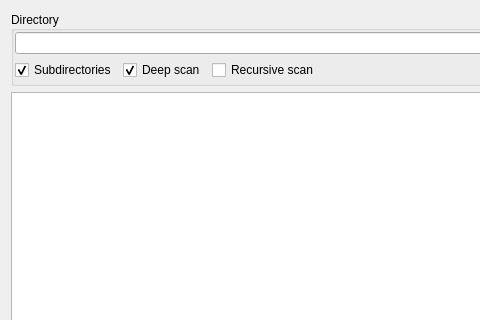
Before: the Qt Designer form dialogdiescandirectory.ui in horsicq/die_widget, drawn with Qt 5; both pictures show x 0 to 480 and y 0 to 320 of the 725 by 478 pixel window.
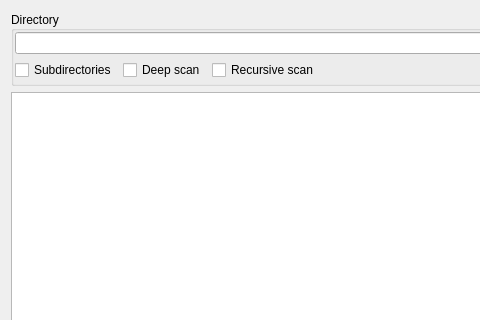
After: the same form once the commit is applied.

```diff
--- a/dialogdiescandirectory.ui
+++ b/dialogdiescandirectory.ui
@@ -54,7 +54,7 @@
              <string>Subdirectories</string>
             </property>
             <property name="checked">
-             <bool>true</bool>
+             <bool>false</bool>
             </property>
            </widget>
           </item>
@@ -64,7 +64,7 @@
              <string>Deep scan</string>
             </property>
             <property name="checked">
-             <bool>true</bool>
+             <bool>false</bool>
             </property>
            </widget>
           </item>
```
